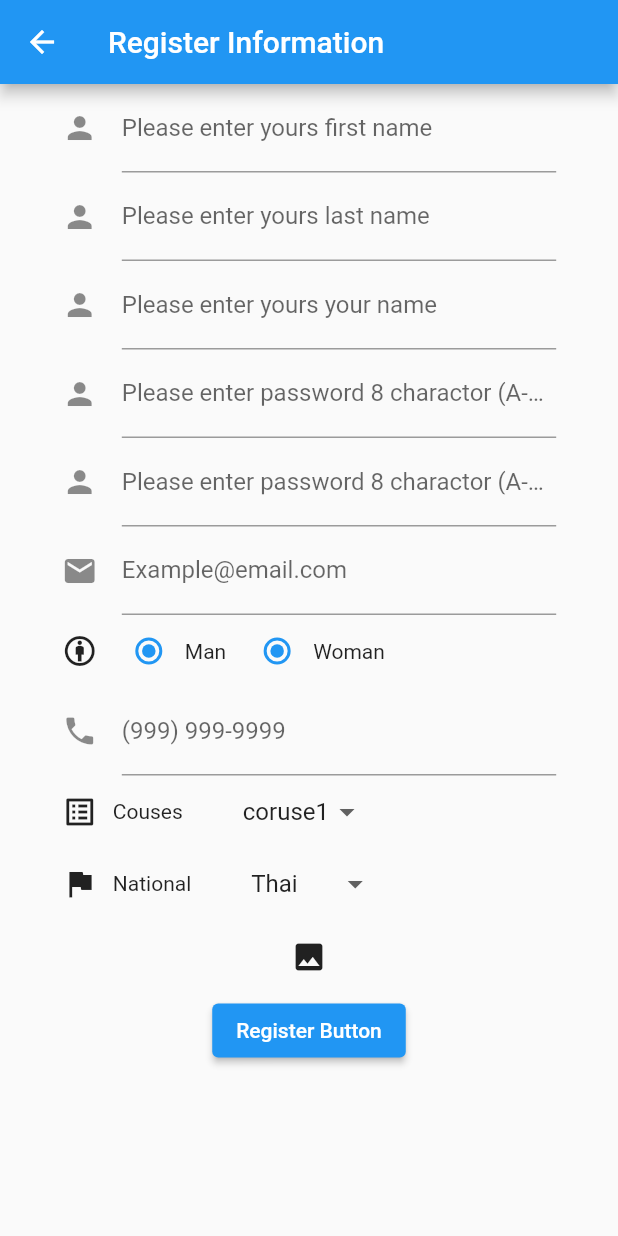
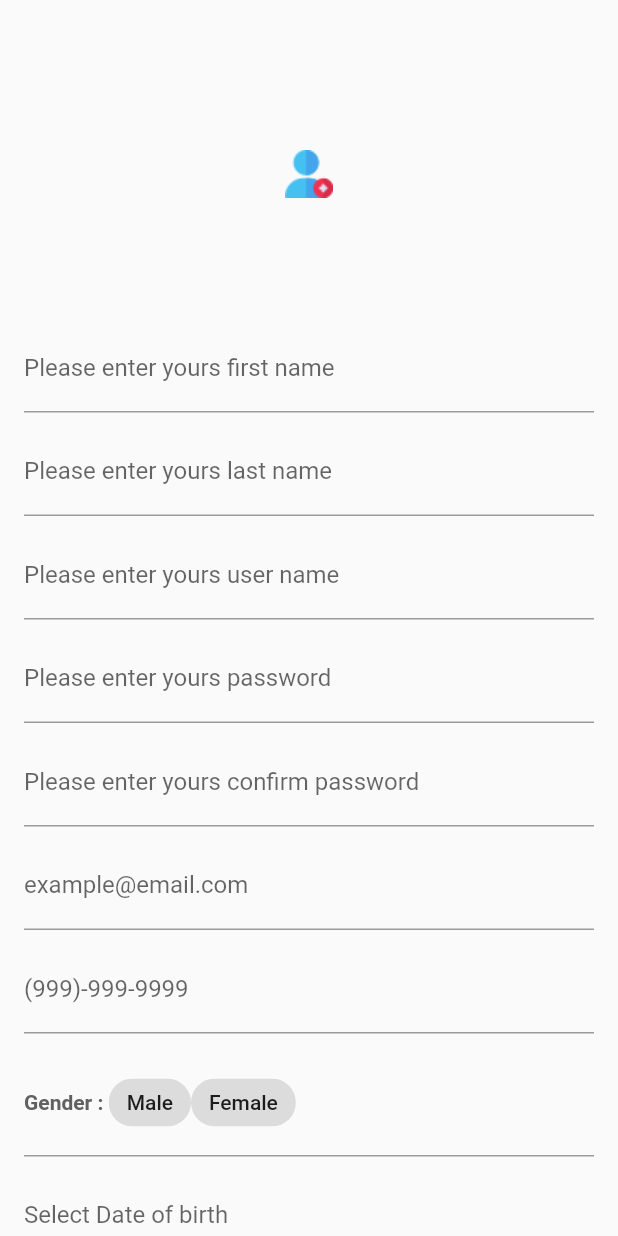
Before and after one commit to ton4023/flutter_test, a Flutter app: the RegisterPage screen opened directly, on a phone screen of 412 x 824 dp. Run offline on Flutter 3.47's test engine with Material 2 defaults, Android fonts, the phone set to English and light mode, and no system bars; drawn by our look-alikes of flutter_form_builder; our stand-ins replace bloc, equatable, flutter_bloc, mask_text_input_formatter; network calls fail.

Commit message:
refactor register page

```diff
--- a/lib/pages/home_page.dart
+++ b/lib/pages/home_page.dart
@@ -15,7 +15,6 @@ class HomePage extends StatefulWidget {
 
 class _HomePageState extends State<HomePage> {
   final userRepository = UserRepository();
-  // late List<User> users;
   late List<User> filteredUsers;
   bool _isSearching = false;
   final _searchQueryController = TextEditingController();
@@ -64,7 +63,7 @@ class _HomePageState extends State<HomePage> {
         controller: _searchQueryController,
         autofocus: true,
         decoration: InputDecoration(
-          hintText: "Search Username,Firstname,Lastname...",
+          hintText: "Search Username...",
           border: InputBorder.none,
           hintStyle: TextStyle(color: Colors.white30),
         ),
@@ -73,12 +72,6 @@ class _HomePageState extends State<HomePage> {
           setState(() {
             filteredUsers = filteredUsers
                 .where((item) => (
-                    // item.firstname
-                    //     .toLowerCase()
-                    //     .contains(query.toLowerCase()) ||
-                    // item.lastname
-                    //     .toLowerCase()
-                    //     .contains(query.toLowerCase()) ||
                     item.username.toLowerCase().contains(query.toLowerCase())))
                 .toList();
             context.read<UserCubit>().filterUser(filteredUsers);
@@ -106,7 +99,6 @@ class _HomePageState extends State<HomePage> {
         setState(() {
           _isSearching = !_isSearching;
         });
-        print('_isSearching is $_isSearching');
       },
     );
   }
--- a/lib/pages/register_page.dart
+++ b/lib/pages/register_page.dart
@@ -1,8 +1,5 @@
 import 'package:flutter/material.dart';
-import 'package:flutter_bloc/flutter_bloc.dart';
-import '/cubit/user_cubit.dart';
-import '/pages/home_page.dart';
-import '/repository/user_repository.dart';
+import 'package:flutter_form_builder/flutter_form_builder.dart';
 import 'package:mask_text_input_formatter/mask_text_input_formatter.dart';
 
 class RegisterPage extends StatefulWidget {
@@ -13,317 +10,301 @@ class RegisterPage extends StatefulWidget {
 }
 
 class _RegisterPageState extends State<RegisterPage> {
-  final _formKey = GlobalKey<FormState>();
-  final _userRepository = UserRepository();
-  final editText = false;
-  final coruses = ['coruse1', 'coruse2', 'coruse3'];
-  final coruse = "";
-  final nationals = ['Thai', 'Chinese', 'England'];
-  final national = '';
-  final birth = '';
-  final gender = '';
-  //Field
-  final _fistnameController = TextEditingController();
-  final _lastnameController = TextEditingController();
-  final _emailController = TextEditingController();
-  final _mobileController = TextEditingController();
-  final _usernameController = TextEditingController();
-  final _passwordController = TextEditingController();
-  final _confirmPasswordontroller = TextEditingController();
+  final _formKey = GlobalKey<FormBuilderState>();
 
   @override
   Widget build(BuildContext context) {
-    return BlocProvider(
-      create: (context) => UserCubit(userRepository: _userRepository),
-      child: Scaffold(
-        appBar: AppBar(
-          title: Text('Register Information'),
-        ),
-        body: SingleChildScrollView(
-          child: Center(
-            child: Container(
-              width: MediaQuery.of(context).size.width * 0.8,
-              child: SingleChildScrollView(
-                scrollDirection: Axis.vertical,
-                child: Form(
-                    key: _formKey,
-                    child: Column(
-                      mainAxisAlignment: MainAxisAlignment.center,
-                      children: [
-                        _fistnameField(),
-                        _lastnameField(),
-                        _usernameField(),
-                        _passwordField(),
-                        _confirmPasswordField(),
-                        _emailField(),
-                        _genderField(),
-                        _mobileField(),
-                        _birthField(),
-                        _coruseField(),
-                        _nationalityField(),
-                        _imageField(),
-                        _registerButton(),
+    return Scaffold(
+      body: SingleChildScrollView(
+        child: Padding(
+          padding: const EdgeInsets.all(16.0),
+          child: Column(
+            children: <Widget>[
+              FormBuilder(
+                key: _formKey,
+                autovalidateMode: AutovalidateMode.always,
+                child: Column(
+                  children: <Widget>[
+                    Container(
+                      height: 200,
+                      child: Image.asset('images/add-user.png'),
+                    ),
+                    FormBuilderTextField(
+                      name: 'firstname',
+                      decoration: InputDecoration(
+                        prefixText: 'First Name : ',
+                        prefixStyle: TextStyle(
+                            fontWeight: FontWeight.w600,
+                            color: Colors.grey.shade700),
+                        labelText: 'Please enter yours first name',
+                      ),
+                      onChanged: (value) {},
+                      validator: FormBuilderValidators.compose([
+                        FormBuilderValidators.required(context),
+
+                      ]),
+                      keyboardType: TextInputType.text,
+                    ),
+                    SizedBox(
+                      height: 10,
+                    ),
+                    FormBuilderTextField(
+                      name: 'lastname',
+                      decoration: InputDecoration(
+                        prefixText: 'Last Name : ',
+                        prefixStyle: TextStyle(
+                            fontWeight: FontWeight.w600,
+                            color: Colors.grey.shade700),
+                        labelText: 'Please enter yours last name',
+                      ),
+                      onChanged: (value) {},
+                      validator: FormBuilderValidators.compose([
+                        FormBuilderValidators.required(context),
+                      ]),
+                      keyboardType: TextInputType.text,
+                    ),
+                    SizedBox(
+                      height: 10,
+                    ),
+                    FormBuilderTextField(
+                      name: 'username',
+                      decoration: InputDecoration(
+                        prefixText: 'User Name : ',
+                        prefixStyle: TextStyle(
+                            fontWeight: FontWeight.w600,
+                            color: Colors.grey.shade700),
+                        labelText: 'Please enter yours user name',
+                      ),
+                      onChanged: (value) {},
+                      validator: FormBuilderValidators.compose([
+                        FormBuilderValidators.required(context),
+                      ]),
+                      keyboardType: TextInputType.text,
+                    ),
+                    SizedBox(
+                      height: 10,
+                    ),
+                    FormBuilderTextField(
+                      name: 'Password',
+                      decoration: InputDecoration(
+                        prefixText: 'Password : ',
+                        prefixStyle: TextStyle(
+                            fontWeight: FontWeight.w600,
+                            color: Colors.grey.shade700),
+                        labelText: 'Please enter yours password',
+                      ),
+                      onChanged: (value) {},
+                      validator: FormBuilderValidators.compose([
+                        FormBuilderValidators.required(context),
+                      ]),
+                      keyboardType: TextInputType.visiblePassword,
+                    ),
+                    SizedBox(
+                      height: 10,
+                    ),
+                    FormBuilderTextField(
+                      name: 'confirmPassword',
+                      decoration: InputDecoration(
+                        prefixText: 'Confirm Password : ',
+                        prefixStyle: TextStyle(
+                            fontWeight: FontWeight.w600,
+                            color: Colors.grey.shade700),
+                        labelText: 'Please enter yours confirm password',
+                      ),
+                      onChanged: (value) {},
+                      validator: FormBuilderValidators.compose([
+                        FormBuilderValidators.required(context),
+                      ]),
+                      keyboardType: TextInputType.visiblePassword,
+                    ),
+                    SizedBox(
+                      height: 10,
+                    ),
+                    FormBuilderTextField(
+                      name: 'email',
+                      decoration: InputDecoration(
+                        prefixText: 'Email : ',
+                        prefixStyle: TextStyle(
+                            fontWeight: FontWeight.w600,
+                            color: Colors.grey.shade700),
+                        labelText: 'example@email.com',
+                      ),
+                      validator: FormBuilderValidators.compose([
+                        FormBuilderValidators.required(context),
+                        FormBuilderValidators.email(context),
+                      ]),
+                      keyboardType: TextInputType.emailAddress,
+                    ),
+                    SizedBox(
+                      height: 10,
+                    ),
+                    FormBuilderTextField(
+                      name: 'phone',
+                      decoration: InputDecoration(
+                        prefixText: 'Phone : ',
+                        prefixStyle: TextStyle(
+                            fontWeight: FontWeight.w600,
+                            color: Colors.grey.shade700),
+                        labelText: '(999)-999-9999',
+                      ),
+                      inputFormatters: [
+                        MaskTextInputFormatter(
+                            mask: '(###) ###-####',
+                            filter: {"#": RegExp(r'[0-9]')})
                       ],
-                    )),
+                      validator: FormBuilderValidators.compose([
+                        FormBuilderValidators.required(context),
+                        FormBuilderValidators.numeric(context)
+                      ]),
+                      keyboardType: TextInputType.phone,
+                    ),
+                    SizedBox(
+                      height: 10,
+                    ),
+                    FormBuilderChoiceChip(
+                      name: 'gender',
+                      decoration: InputDecoration(
+                        prefixText: 'Gender : ',
+                        prefixStyle: TextStyle(
+                            fontWeight: FontWeight.w600,
+                            color: Colors.grey.shade700),
+                      ),
+                      options: [
+                        FormBuilderFieldOption(
+                            value: 'Male', child: Text('Male')),
+                        FormBuilderFieldOption(
+                            value: 'Female', child: Text('Female')),
+                      ],
+                    ),
+                    SizedBox(
+                      height: 10,
+                    ),
+                    FormBuilderDateTimePicker(
+                      name: 'date',
+                      onChanged: (value) {},
+                      inputType: InputType.date,
+                      decoration: InputDecoration(
+                        prefixText: 'Date of birth : ',
+                        prefixStyle: TextStyle(
+                            fontWeight: FontWeight.w600,
+                            color: Colors.grey.shade700),
+                        labelText: 'Select Date of birth',
+                      ),
+                      initialDate: DateTime.now(),
+                    ),
+                    SizedBox(
+                      height: 10,
+                    ),
+                    FormBuilderDropdown(
+                      name: 'course',
+                      decoration: InputDecoration(
+                        prefixText: 'Date of birth : ',
+                        prefixStyle: TextStyle(
+                            fontWeight: FontWeight.w600,
+                            color: Colors.grey.shade700),
+                            labelText: 'Select Course',
+                      ),
+                      allowClear: true,
+                      validator: FormBuilderValidators.compose(
+                          [FormBuilderValidators.required(context)]),
+                      items: ['Course1', 'Course2', 'Course3']
+                          .map((course) => DropdownMenuItem(
+                                value: course,
+                                child: Text('$course'),
+                              ))
+                          .toList(),
+                    ),
+                    SizedBox(
+                      height: 10,
+                    ),
+                    FormBuilderChoiceChip(
+                      name: 'nationality',
+                      decoration: InputDecoration(
+                       prefixText: 'Nationality : ',
+                        prefixStyle: TextStyle(
+                            fontWeight: FontWeight.w600,
+                            color: Colors.grey.shade700),
+                      ),
+                      options: [
+                        FormBuilderFieldOption(
+                            value: 'Thai', child: Text('Thai')),
+                        FormBuilderFieldOption(
+                            value: 'Chinese', child: Text('Chinese')),
+                        FormBuilderFieldOption(
+                            value: 'England', child: Text('England')),
+                        FormBuilderFieldOption(
+                            value: 'Other', child: Text('Other')),
+                      ],
+                    ),
+                    SizedBox(
+                      height: 10,
+                    ),
+                    FormBuilderCheckbox(
+                      name: 'accept_terms',
+                      initialValue: false,
+                      onChanged: (value) {},
+                      title: RichText(
+                        text: TextSpan(
+                          children: [
+                            TextSpan(
+                              text: 'I have read and agree to the ',
+                              style: TextStyle(color: Colors.black),
+                            ),
+                            TextSpan(
+                              text: 'Terms and Conditions',
+                              style: TextStyle(color: Colors.blue),
+                            ),
+                          ],
+                        ),
+                      ),
+                      validator: FormBuilderValidators.equal(
+                        context,
+                        true,
+                        errorText:
+                            'You must accept terms and conditions to continue',
+                      ),
+                    ),
+                  ],
+                ),
               ),
-            ),
+              Row(
+                children: <Widget>[
+                  Expanded(
+                    child: MaterialButton(
+                      color: Theme.of(context).accentColor,
+                      child: Text(
+                        "Submit",
+                        style: TextStyle(color: Colors.white),
+                      ),
+                      onPressed: () {
+                        _formKey.currentState!.save();
+                        if (_formKey.currentState!.validate()) {
+                          print(_formKey.currentState!.value);
+                        } else {
+                          print("validation failed");
+                        }
+                      },
+                    ),
+                  ),
+                  SizedBox(width: 20),
+                  Expanded(
+                    child: MaterialButton(
+                      color: Theme.of(context).accentColor,
+                      child: Text(
+                        "Reset",
+                        style: TextStyle(color: Colors.white),
+                      ),
+                      onPressed: () {
+                        _formKey.currentState!.reset();
+                      },
+                    ),
+                  ),
+                ],
+              )
+            ],
           ),
         ),
       ),
     );
   }
-
-  Widget _fistnameField() {
-    return TextFormField(
-      controller: _fistnameController,
-      decoration: InputDecoration(
-          icon: Icon(Icons.person), labelText: 'Please enter yours first name'),
-    );
-  }
-
-  Widget _lastnameField() {
-    return TextFormField(
-      controller: _lastnameController,
-      decoration: InputDecoration(
-          icon: Icon(Icons.person), labelText: 'Please enter yours last name'),
-    );
-  }
-
-  Widget _usernameField() {
-    return TextFormField(
-      controller: _usernameController,
-      decoration: InputDecoration(
-          icon: Icon(Icons.person), labelText: 'Please enter yours your name'),
-    );
-  }
-
-  Widget _passwordField() {
-    return TextFormField(
-      obscureText: true,
-      validator: (val) {
-        if (val!.isEmpty) {
-          return 'Password Empty';
-        } else if (!passValid(val)) {
-          print(!passValid(val));
-          return 'Password Type Error';
-        }
-        return null;
-      },
-      controller: _passwordController,
-      decoration: InputDecoration(
-          icon: Icon(Icons.person),
-          labelText: 'Please enter password 8 charactor (A-Z,0-9)'),
-    );
-  }
-
-  Widget _confirmPasswordField() {
-    return TextFormField(
-      validator: (val) {
-        if (val!.isEmpty) {
-          return 'Password Empty';
-        } else if (val != _passwordController.text) {
-          return 'Password Not Match';
-        }
-        return null;
-      },
-      obscureText: true,
-      controller: _confirmPasswordontroller,
-      decoration: InputDecoration(
-          icon: Icon(Icons.person),
-          labelText: 'Please enter password 8 charactor (A-Z,0-9)'),
-    );
-  }
-
-  Widget _genderField() {
-    return Row(
-      children: [
-        Icon(Icons.attribution),
-        SizedBox(
-          width: 10,
-        ),
-        Radio(
-          value: gender,
-          groupValue: gender,
-          onChanged: (value) {
-            setState(() {
-              print(value);
-              value = gender;
-            });
-          },
-        ),
-        Text('Man'),
-        SizedBox(
-          width: 10,
-        ),
-        Radio(
-          value: gender,
-          groupValue: gender,
-          onChanged: (value) {
-            setState(() {
-              print(value);
-              value = gender;
-            });
-          },
-        ),
-        Text('Woman'),
-      ],
-    );
-  }
-
-  Widget _emailField() {
-    return TextFormField(
-      validator: (val) {
-        emailValid(val!);
-      },
-      controller: _emailController,
-      decoration: InputDecoration(
-          icon: Icon(Icons.email), labelText: 'Example@email.com'),
-    );
-  }
-
-  Widget _birthField() {
-    return Row();
-  }
-
-  Widget _mobileField() {
-    return TextFormField(
-      controller: _mobileController,
-      decoration:
-          InputDecoration(icon: Icon(Icons.phone), labelText: '(999) 999-9999'),
-      inputFormatters: [
-        MaskTextInputFormatter(
-            mask: '(###) ###-####', filter: {"#": RegExp(r'[0-9]')})
-      ],
-    );
-  }
-
-  Widget _nationalityField() {
-    return Row(
-      mainAxisAlignment: MainAxisAlignment.start,
-      children: [
-        Icon(Icons.flag),
-        SizedBox(
-          width: 10,
-        ),
-        Text('National'),
-        SizedBox(
-          width: 40,
-        ),
-        DropdownButtonHideUnderline(
-          child: DropdownButton(
-            value: nationals[0],
-            onChanged: (e) {
-              e = nationals;
-            },
-            items: nationals
-                .map((e) => DropdownMenuItem(
-                      child: Text('$e'),
-                      value: e,
-                    ))
-                .toList(),
-          ),
-        )
-      ],
-    );
-  }
-
-  Widget _coruseField() {
-    return Row(
-      mainAxisAlignment: MainAxisAlignment.start,
-      children: [
-        Icon(Icons.list_alt),
-        SizedBox(
-          width: 10,
-        ),
-        Text('Couses'),
-        SizedBox(
-          width: 40,
-        ),
-        DropdownButtonHideUnderline(
-          child: DropdownButton(
-            value: coruses[0],
-            onChanged: (e) {
-              e = coruse;
-            },
-            items: coruses
-                .map((e) => DropdownMenuItem(
-                      child: Text('$e'),
-                      value: e,
-                    ))
-                .toList(),
-          ),
-        )
-      ],
-    );
-  }
-
-  Widget _imageField() {
-    return Container(
-      width: 50,
-      height: 50,
-      child: Icon(Icons.image),
-    );
-  }
-
-  Widget _registerButton() {
-    return BlocBuilder<UserCubit, UserState>(builder: (context, state) {
-      return ElevatedButton(
-        onPressed: () {
-          if (_formKey.currentState!.validate()) {
-            Navigator.push(
-                context, MaterialPageRoute(builder: (context) => HomePage()));
-          }
-          // {firstname,
-          // lastname,
-          // username,
-          // password,
-          // email,
-          // gender,
-          // mobile,
-          // birth,
-          // nationality,
-          // course}
-          // if (_passwordController.text == _confirmPasswordontroller.text) {
-          //   String fistname = _fistnameController.text;
-          //   String lastname = _lastnameController.text;
-          //   String username = _usernameController.text;
-          //   String password = _passwordController.text;
-          //   String email = _emailController.text;
-          //   String gender = this.gender;
-          //   String mobile = _mobileController.text;
-          //   String birth = this.birth;
-          //   String national = this.national;
-          //   String coruse = this.coruse;
-
-          //   context.read<UserCubit>().createUser(
-          //         fistname,
-          //         lastname,
-          //         username,
-          //         password,
-          //         email,
-          //         gender,
-          //         mobile,
-          //         birth,
-          //         national,
-          //         coruse,
-          //       );
-          //}
-        },
-        child: Text('Register Button'),
-      );
-    });
-  }
-
-  bool emailValid(String value) {
-    String pattern =
-        r"^[a-zA-Z0-9.a-zA-Z0-9.!#$%&'*+-/=?^_`{|}~]+@[a-zA-Z0-9]+\.[a-zA-Z]+";
-    RegExp regRxp = RegExp(pattern);
-    return regRxp.hasMatch(value);
-  }
-
-  bool passValid(String value) {
-    String pattern = r"^[A-Za-z0-9]{8}";
-    RegExp regRxp = RegExp(pattern);
-    return regRxp.hasMatch(value);
-  }
 }
```
Also changed, not shown: pubspec.yaml (+5 -3 lines), images/add-user.png (added), lib/sc/Selection_003.png (added), lib/sc/Selection_004.png (added), pubspec.lock.
